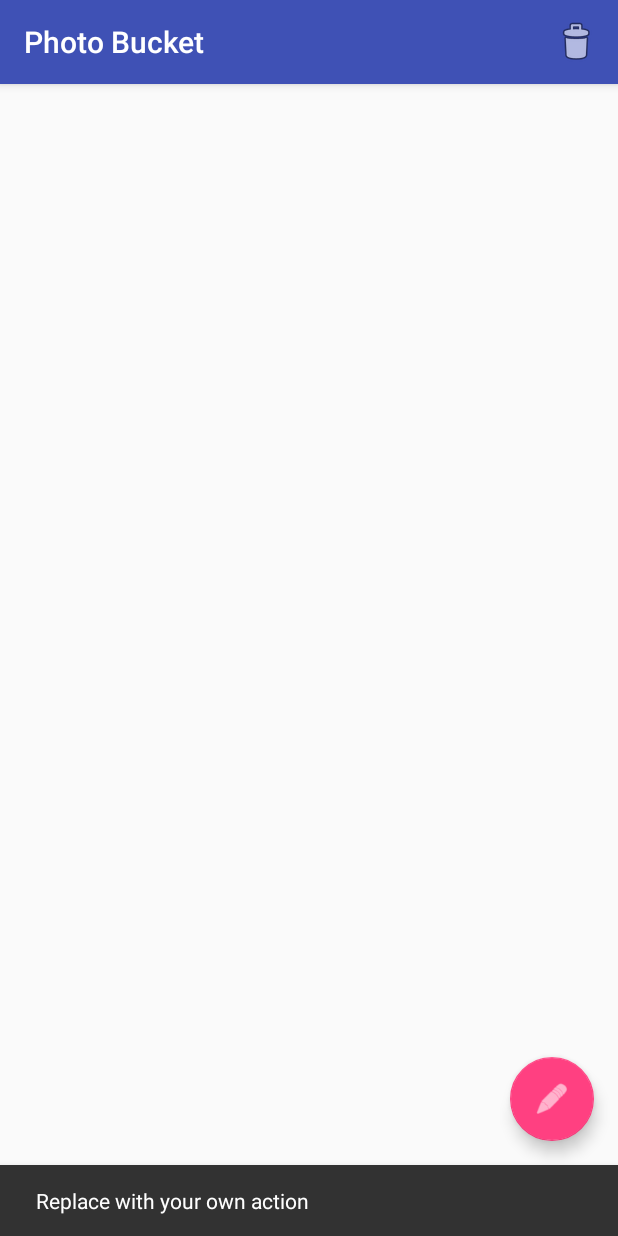
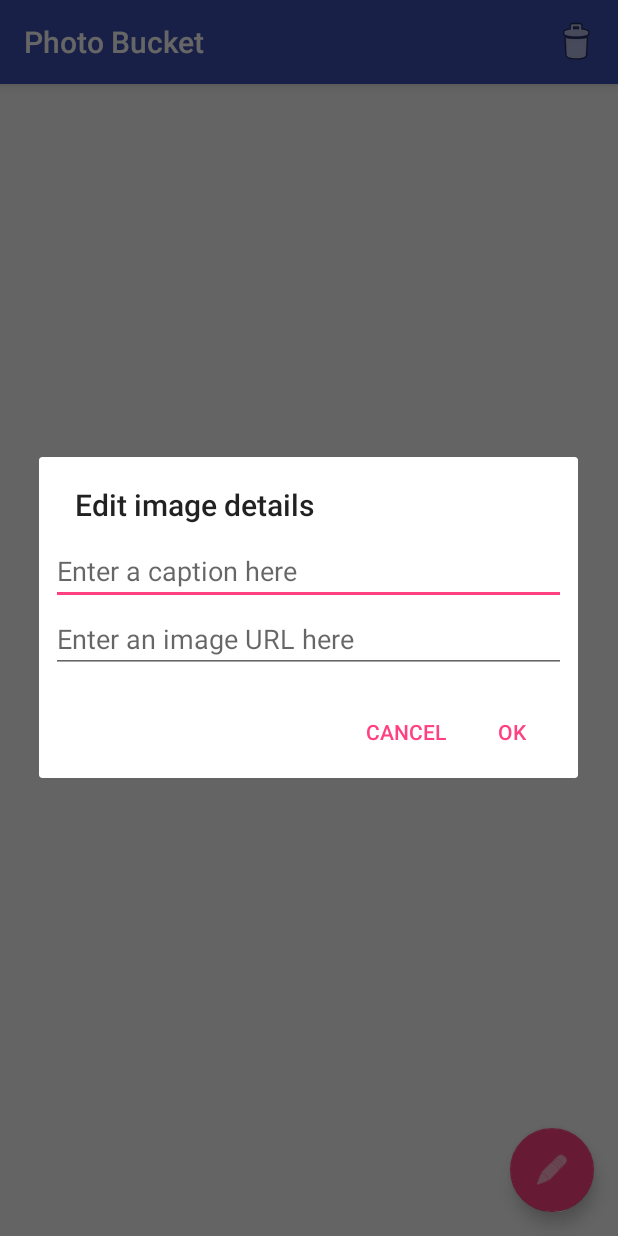
Before and after one commit to hylbrian/PhotoBucket, an Android app: the PhotoBucketDetailActivity screen opened directly, with no data from a screen before it, after a tap on an icon or button, on a phone screen of 412 x 824 dp. Run offline under Robolectric (Android 15) with nearby library versions, the phone set to English and light mode, and no system bars; our stand-ins replace Firebase (no records; nobody signed in at launch, a user with empty details on screens opened directly); libraries missing offline, so code that uses them is left out: com.koushikdutta.ion; pictures from the network do not load; 2 statements that could not run were skipped.

Commit message:
U in Crud

```diff
--- a/app/src/main/java/ie/ul/brianhyland/photobucket/PhotoBucketDetailActivity.java
+++ b/app/src/main/java/ie/ul/brianhyland/photobucket/PhotoBucketDetailActivity.java
@@ -1,14 +1,17 @@
 package ie.ul.brianhyland.photobucket;
 
+import android.content.DialogInterface;
 import android.os.Bundle;
 import android.support.design.widget.FloatingActionButton;
 import android.support.design.widget.Snackbar;
+import android.support.v7.app.AlertDialog;
 import android.support.v7.app.AppCompatActivity;
 import android.support.v7.widget.Toolbar;
 import android.util.Log;
 import android.view.Menu;
 import android.view.MenuItem;
 import android.view.View;
+import android.widget.EditText;
 import android.widget.ImageView;
 import android.widget.TextView;
 
@@ -18,6 +21,10 @@ import com.google.firebase.firestore.EventListener;
 import com.google.firebase.firestore.FirebaseFirestore;
 import com.google.firebase.firestore.FirebaseFirestoreException;
 import com.koushikdutta.ion.Ion;
+
+import java.util.Date;
+import java.util.HashMap;
+import java.util.Map;
 
 public class PhotoBucketDetailActivity extends AppCompatActivity {
 
@@ -67,11 +74,44 @@ private DocumentSnapshot mDocSnapshot;
         fab.setOnClickListener(new View.OnClickListener() {
             @Override
             public void onClick(View view) {
-                Snackbar.make(view, "Replace with your own action", Snackbar.LENGTH_LONG)
-                        .setAction("Action", null).show();
+                showEditDialog();
             }
         });
     }
+
+    private void showEditDialog() {
+
+        AlertDialog.Builder builder = new AlertDialog.Builder(this);
+        View view = getLayoutInflater().inflate(R.layout.photobucket_dialog,null,false);
+        builder.setView(view);
+        builder.setTitle("Edit image details");
+        final TextView captionEditText = view.findViewById(R.id.dialog_caption_edittext);
+        final TextView imageUrlEditText = view.findViewById(R.id.dialog_imageUrl_edittext);
+
+        captionEditText.setText((String)mDocSnapshot.get(Constants.KEY_CAPTION));
+        imageUrlEditText.setText((String)mDocSnapshot.get(Constants.KEY_IMAGEURL));
+
+        builder.setPositiveButton(android.R.string.ok, new DialogInterface.OnClickListener() {
+            @Override
+            public void onClick(DialogInterface dialog, int which) {
+
+                Map<String, Object> pb = new HashMap<>();
+
+                pb.put(Constants.KEY_CAPTION, captionEditText.getText().toString() );
+                pb.put(Constants.KEY_IMAGEURL, imageUrlEditText.getText().toString());
+                pb.put(Constants.KEY_CREATED, new Date());
+                mDocRef.update(pb);
+
+
+
+            }
+        });
+        builder.setNegativeButton(android.R.string.cancel,null);
+
+        builder.create().show();
+
+    }
+
     @Override
     public boolean onCreateOptionsMenu(Menu menu) {
         // Inflate the menu; this adds items to the action bar if it is present.
```
